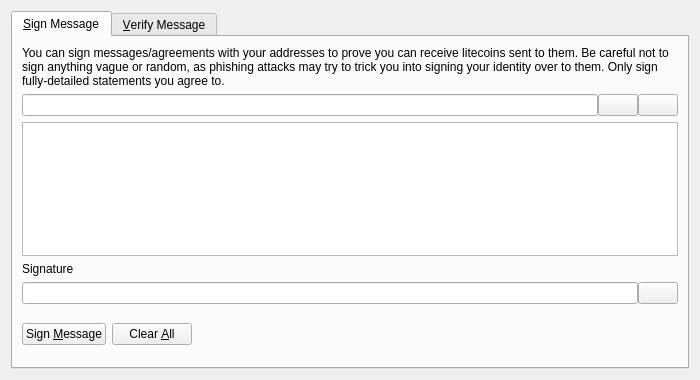
vanadium-coin/Development, file src/qt/forms/signverifymessagedialog.ui: the form before one commit.
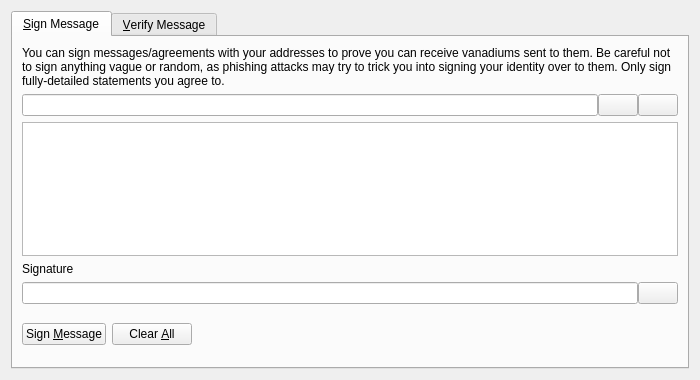
The form after the commit. Icons and pictures are not drawn. Custom widgets are drawn as their Qt base class.

Diff of the .ui file:
```diff
--- a/src/qt/forms/signverifymessagedialog.ui
+++ b/src/qt/forms/signverifymessagedialog.ui
@@ -30,7 +30,7 @@
        <item>
         <widget class="QLabel" name="infoLabel_SM">
          <property name="text">
-          <string>You can sign messages/agreements with your addresses to prove you can receive litecoins sent to them. Be careful not to sign anything vague or random, as phishing attacks may try to trick you into signing your identity over to them. Only sign fully-detailed statements you agree to.</string>
+          <string>You can sign messages/agreements with your addresses to prove you can receive vanadiums sent to them. Be careful not to sign anything vague or random, as phishing attacks may try to trick you into signing your identity over to them. Only sign fully-detailed statements you agree to.</string>
          </property>
          <property name="textFormat">
           <enum>Qt::PlainText</enum>
```
Left out of the diff: 8 changed lines with no effect on the pictures.
